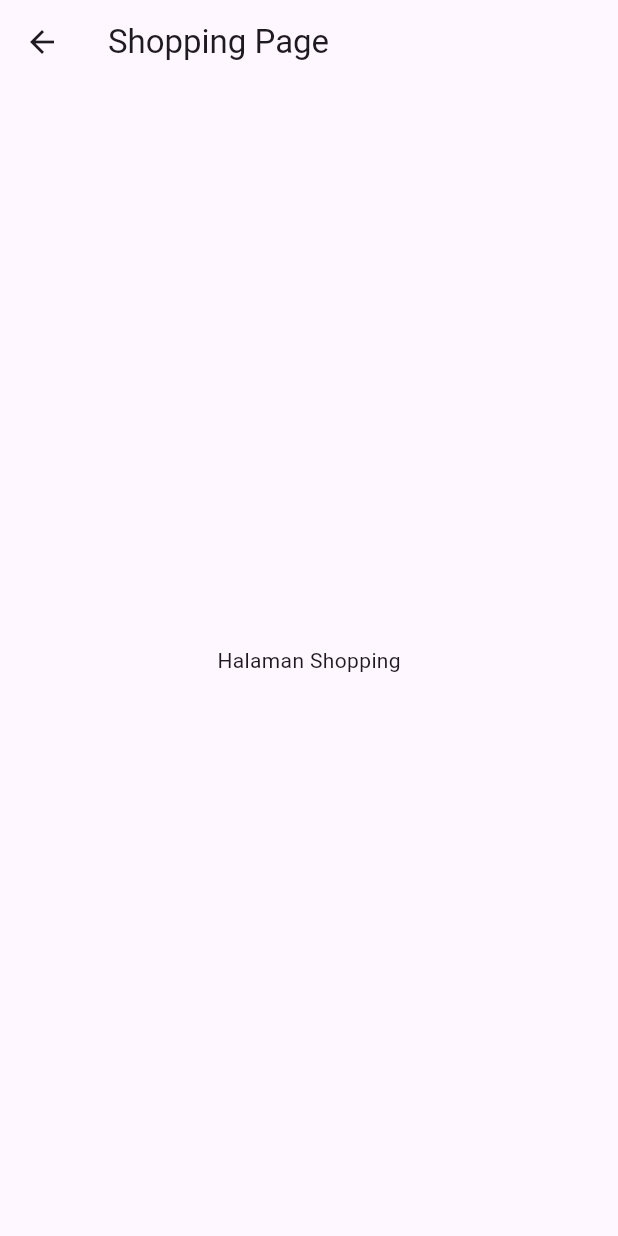
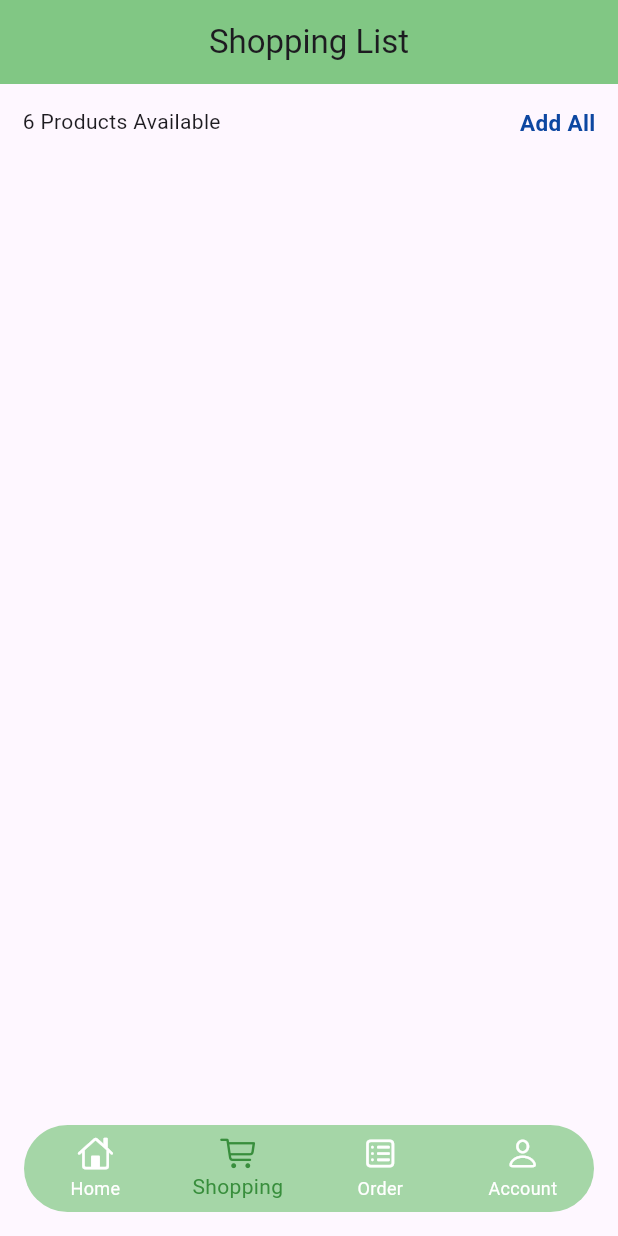
Before and after one commit to mputt26/Market_Apps, a Flutter app: the ShoppingPage screen opened by its route, on a phone screen of 412 x 824 dp. Run offline on Flutter 3.47's test engine with Material 3 defaults, Android fonts, the phone set to English and light mode, and no system bars; our stand-ins replace carousel_slider.

Commit message:
create shopping page appbar

```diff
--- a/lib/View/v_shoppingPage.dart
+++ b/lib/View/v_shoppingPage.dart
@@ -1,4 +1,9 @@
 import 'package:flutter/material.dart';
+import 'package:market_apps/View/v_homePage.dart';
+import 'package:market_apps/View/widget/bottom_navigation_bar.dart';
+import 'package:market_apps/ViewModel/vm_product.dart';
+import 'package:market_apps/ViewModel/vm_product2.dart';
+import 'package:market_apps/ViewModel/vm_product3.dart';
 
 class ShoppingPage extends StatefulWidget {
   const ShoppingPage({Key? key}) : super(key: key);
@@ -8,15 +13,80 @@ class ShoppingPage extends StatefulWidget {
 }
 
 class _ShoppingPageState extends State<ShoppingPage> {
+  int _selectedIndex = 1;
+
   @override
   Widget build(BuildContext context) {
     return Scaffold(
       appBar: AppBar(
-        title: Text('Shopping Page'),
+        backgroundColor: Colors.green[300],
+        title: Center(
+          child: Text('Shopping List'),
+        ),
+        automaticallyImplyLeading: false,
       ),
-      body: Center(
-        child: Text('Halaman Shopping'),
+      body: SingleChildScrollView(
+        child: Column(
+          children: [
+            //------------- SUBTITTLE --------------
+            Padding(
+              padding: const EdgeInsets.only(
+                  left: 15, right: 15, top: 15, bottom: 8),
+              child: Row(
+                crossAxisAlignment: CrossAxisAlignment.start,
+                mainAxisAlignment: MainAxisAlignment.spaceBetween,
+                children: [
+                  Text('6 Products Available'),
+                  GestureDetector(
+                    onTap: () {
+                      //isi logika
+                    },
+                    child: Text(
+                      'Add All',
+                      style: TextStyle(
+                        color: Colors.blue[900],
+                        fontSize: 15, // Adjust the color as needed
+                        fontWeight: FontWeight.bold,
+                      ),
+                    ),
+                  ),
+                ],
+              ),
+            )
+          ],
+        ),
+      ),
+      bottomNavigationBar: CustomBottomNavigationBar(
+        selectedIndex: _selectedIndex,
+        onItemTapped: _onItemTapped,
       ),
     );
   }
+
+  void _onItemTapped(int index) {
+    final HomeViewModel viewModel = HomeViewModel();
+    final HomeViewModel2 viewModel2 = HomeViewModel2();
+    final HomeViewModel3 viewModel3 = HomeViewModel3();
+    setState(() {
+      _selectedIndex = index;
+      // Navigasi ke halaman yang sesuai dengan item yang diklik
+      switch (index) {
+        case 0:
+          Navigator.push(
+              context,
+              MaterialPageRoute(
+                  builder: (context) => HomePage(
+                        viewModel: viewModel,
+                        viewModel2: viewModel2,
+                        viewModel3: viewModel3,
+                      )));
+          break;
+        case 1:
+          Navigator.push(
+              context, MaterialPageRoute(builder: (context) => ShoppingPage()));
+          break;
+        // Tambahkan case untuk item lainnya jika diperlukan
+      }
+    });
+  }
 }
```
Also changed, not shown: lib/View/v_homePage.dart (+13 -0 lines).
